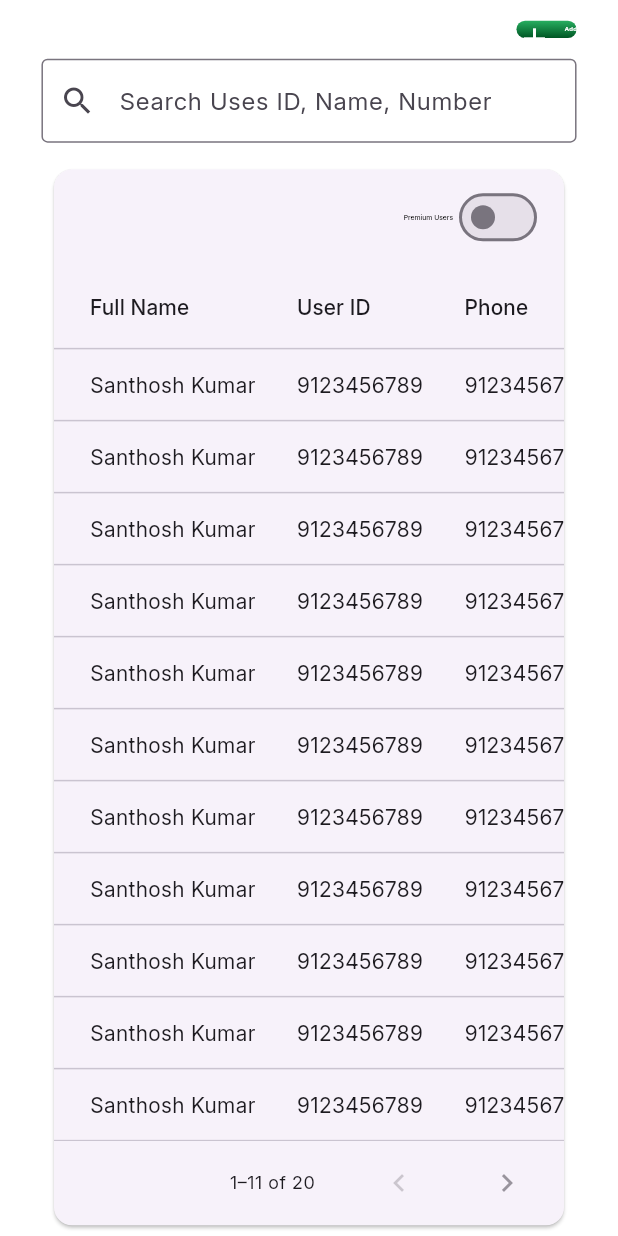
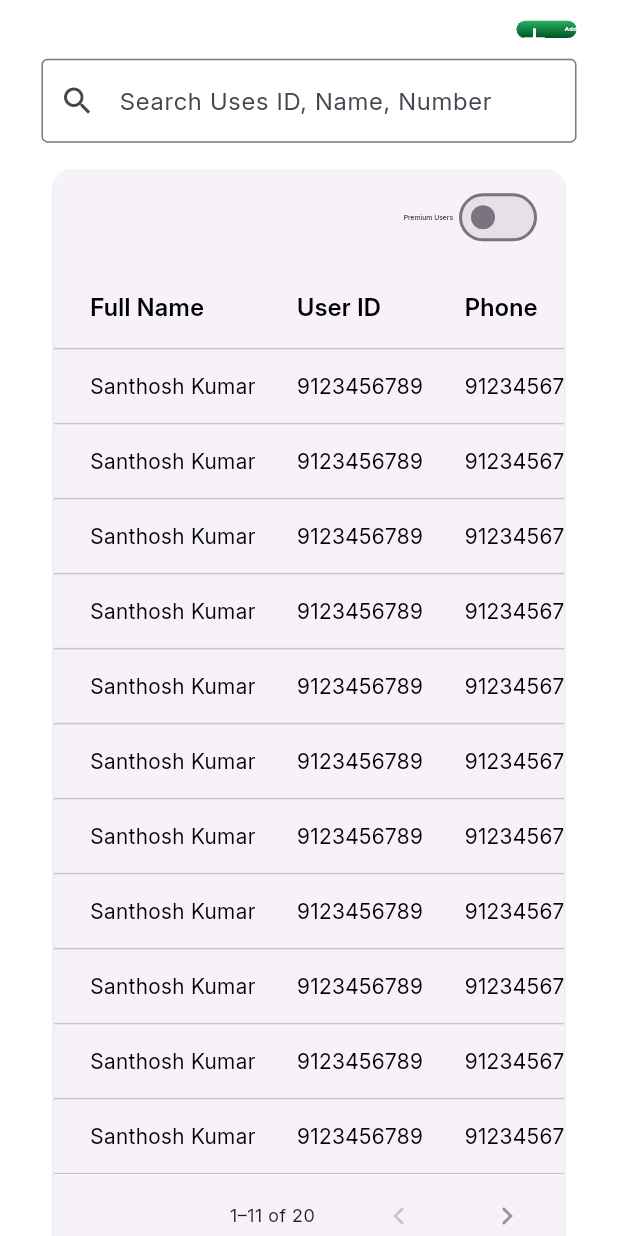
Before and after one commit to supportta-projects/taproot_admin, a Flutter app: the UserManagementScreen screen opened by its route, on a phone screen of 412 x 824 dp. Run offline on Flutter 3.47's test engine with Material 3 defaults, Android fonts, the phone set to English and light mode, and no system bars; our stand-ins replace auto_size_text, cached_network_image, dio, dotted_border, easy_sidemenu, file_picker and 9 more; accounts and stored records are empty.

Commit message:
feat: Enhance User Management Screen with pagination and improve DataTable styling

```diff
--- a/lib/features/users_screen/user_management_screen.dart
+++ b/lib/features/users_screen/user_management_screen.dart
@@ -99,6 +99,8 @@ class _UserManagementScreenState extends State<UserManagementScreen> {
                       horizontal: CustomPadding.paddingXL,
                     ),
                     child: PaginatedDataTable(
+
+
                       showEmptyRows: false,
                       columnSpacing: CustomPadding.paddingXL.v,
                       actions: [
--- a/lib/theme/theme.dart
+++ b/lib/theme/theme.dart
@@ -4,6 +4,23 @@ import '/gen/fonts.gen.dart';
 
 class AppTheme {
   static ThemeData lightTheme = ThemeData(
+    dataTableTheme: DataTableThemeData(
+      dataRowHeight: 50,
+      headingRowHeight: 50,
+      columnSpacing: 20,
+      horizontalMargin: 10,
+      // showBottomBorder: true,
+      headingTextStyle: TextStyle(
+        color: CustomColors.textColor,
+        fontSize: 16,
+        fontWeight: FontWeight.w600,
+      ),
+      dataTextStyle: TextStyle(
+        color: CustomColors.textColor,
+        fontSize: 14,
+        fontWeight: FontWeight.w400,
+      ),
+    ),
     fontFamily: FontFamily.inter,
     scaffoldBackgroundColor: CustomColors.backgroundColor,
     hoverColor: CustomColors.hoverColor,
```
